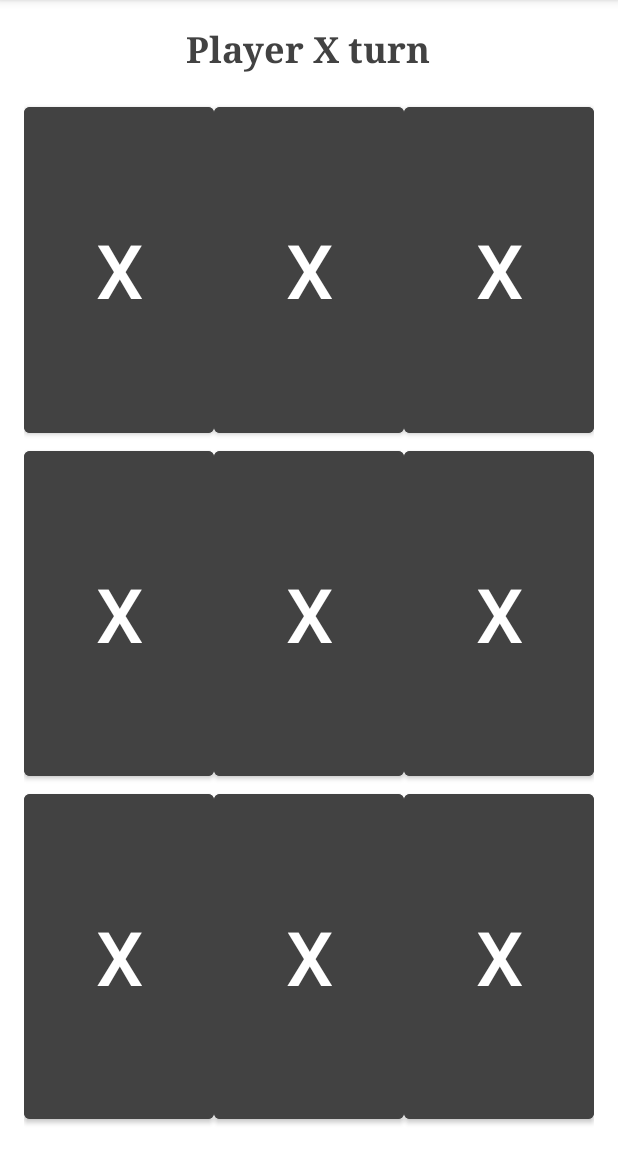
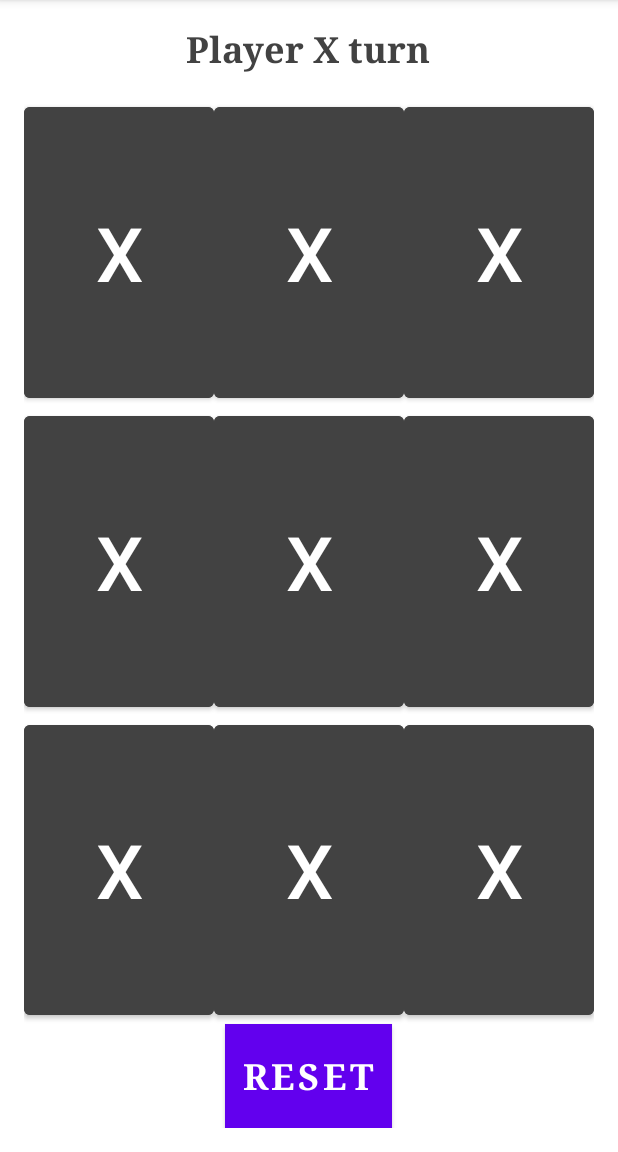
Before and after one commit to prateekb1912/tic-tac-toe, an Android app: the screen it shows after launch (MainActivity), on a phone screen of 412 x 824 dp, the part 84-1236 px from its top. Run offline under Robolectric (Android 15) with nearby library versions, the phone set to English and light mode, and no system bars.

Commit message:
Add reset button

```diff
--- a/app/src/main/res/layout/activity_main.xml
+++ b/app/src/main/res/layout/activity_main.xml
@@ -26,6 +26,7 @@
         android:layout_gravity="center_horizontal"
         android:layout_weight="1">
         <Button
+            android:id="@+id/btn1"
             android:layout_width="0dp"
             android:textSize="50sp"
             android:layout_height="match_parent"
@@ -33,6 +34,7 @@
             android:text="X"
             android:backgroundTint="@color/cardview_dark_background"/>
         <Button
+            android:id="@+id/btn2"
             android:layout_width="0dp"
             android:textSize="50sp"
             android:layout_height="match_parent"
@@ -40,6 +42,7 @@
             android:text="X"
             android:backgroundTint="@color/cardview_dark_background"/>
         <Button
+            android:id="@+id/btn3"
             android:layout_width="0dp"
             android:textSize="50sp"
             android:layout_height="match_parent"
@@ -54,6 +57,7 @@
         android:layout_gravity="center_horizontal"
         android:layout_weight="1">
         <Button
+            android:id="@+id/btn4"
             android:layout_width="0dp"
             android:textSize="50sp"
             android:layout_height="match_parent"
@@ -61,6 +65,7 @@
             android:text="X"
             android:backgroundTint="@color/cardview_dark_background"/>
         <Button
+            android:id="@+id/btn5"
             android:layout_width="0dp"
             android:textSize="50sp"
             android:layout_height="match_parent"
@@ -68,6 +73,7 @@
             android:text="X"
             android:backgroundTint="@color/cardview_dark_background"/>
         <Button
+            android:id="@+id/btn6"
             android:layout_width="0dp"
             android:textSize="50sp"
             android:layout_height="match_parent"
@@ -82,6 +88,7 @@
         android:layout_gravity="center_horizontal"
         android:layout_weight="1">
         <Button
+            android:id="@+id/btn7"
             android:layout_width="0dp"
             android:textSize="50sp"
             android:layout_height="match_parent"
@@ -89,6 +96,7 @@
             android:text="X"
             android:backgroundTint="@color/cardview_dark_background"/>
         <Button
+            android:id="@+id/btn8"
             android:layout_width="0dp"
             android:textSize="50sp"
             android:layout_height="match_parent"
@@ -96,6 +104,7 @@
             android:text="X"
             android:backgroundTint="@color/cardview_dark_background"/>
         <Button
+            android:id="@+id/btn9"
             android:layout_width="0dp"
             android:textSize="50sp"
             android:layout_height="match_parent"
@@ -103,4 +112,17 @@
             android:text="X"
             android:backgroundTint="@color/cardview_dark_background"/>
     </LinearLayout>
+
+    <Button
+        android:id="@+id/btnReset"
+        android:layout_width="wrap_content"
+        android:layout_height="wrap_content"
+        android:textSize="24sp"
+        android:text="@string/reset"
+        android:padding="12dp"
+        android:textStyle="bold"
+        android:typeface="serif"
+        android:textColor="@color/white"
+        android:layout_gravity="center_horizontal"
+        android:background="@color/design_default_color_primary"/>
 </LinearLayout>
--- a/app/src/main/res/values/strings.xml
+++ b/app/src/main/res/values/strings.xml
@@ -1,3 +1,4 @@
 <resources>
     <string name="app_name">TicTacToe</string>
+    <string name="reset">Reset</string>
 </resources>
```
